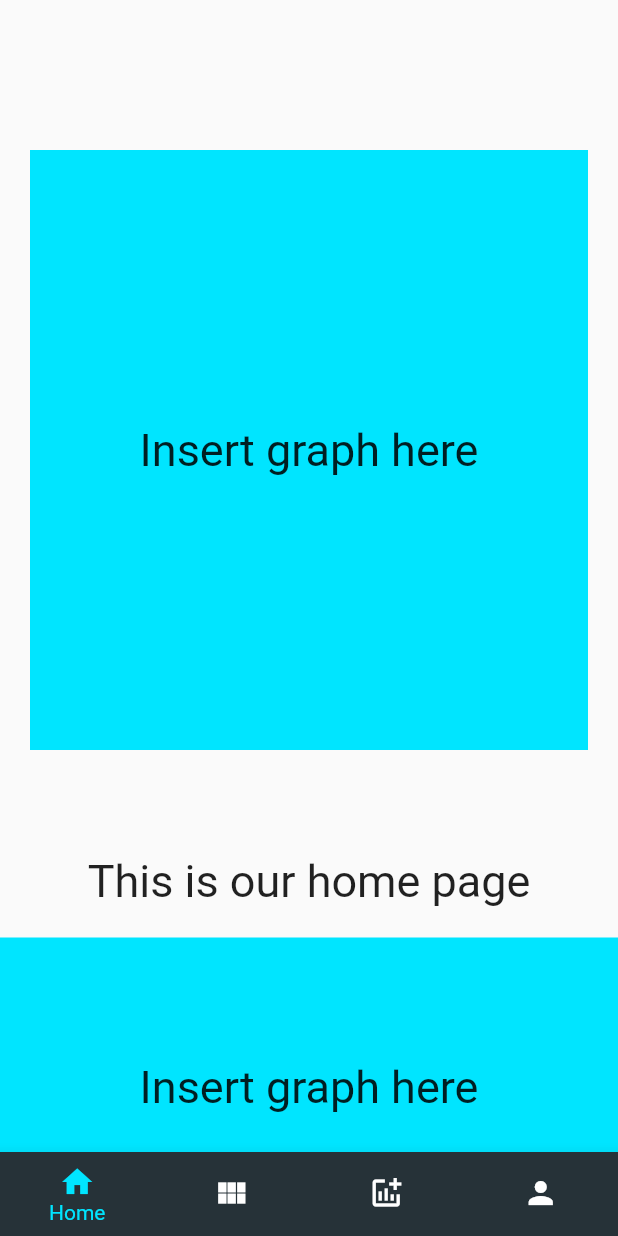
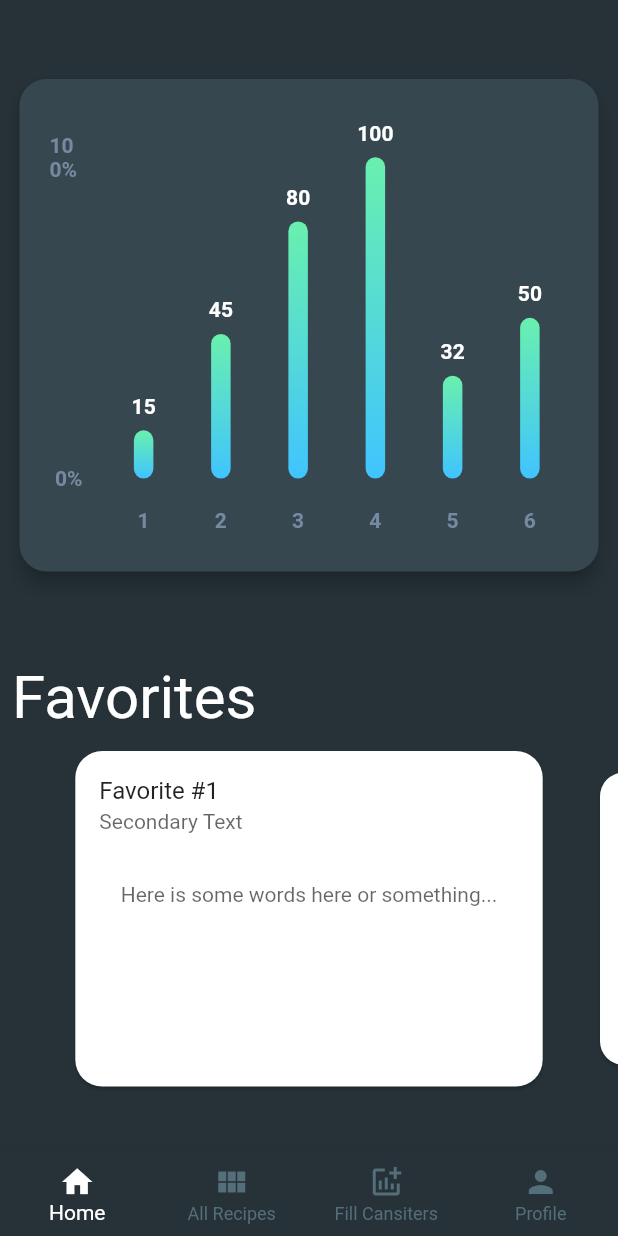
Before and after one commit to IanKirkham/BlenderHut, a Flutter app: the screen it shows after launch, on a phone screen of 412 x 824 dp. Run offline on Flutter 3.47's test engine with Material 2 defaults, Android fonts, the phone set to English and light mode, and no system bars; drawn by our look-alikes of carousel_slider, fl_chart.

Commit message:
Added rough implementation for Home screen

```diff
--- a/lib/screens/app.dart
+++ b/lib/main.dart
@@ -1,8 +1,12 @@
 import 'package:flutter/material.dart';
-import 'home/home.dart';
-import 'recipes/recipes.dart';
-import 'fill/fill.dart';
-import 'profile/profile.dart';
+import 'screens/home/home.dart';
+import 'screens/recipes/recipes.dart';
+import 'screens/fill/fill.dart';
+import 'screens/profile/profile.dart';
+
+void main() {
+  runApp(App());
+}
 
 class App extends StatefulWidget {
   @override
@@ -18,11 +22,24 @@ class _AppState extends State<App> {
     Profile(),
   ];
 
+  PageController pageController = PageController(
+    initialPage: 0,
+    keepPage: true,
+  );
+
   @override
   Widget build(BuildContext context) {
     return MaterialApp(
       home: Scaffold(
-        body: tabs[_currentIndex],
+        body: PageView(
+          controller: pageController,
+          onPageChanged: (index) {
+            setState(() {
+              _currentIndex = index;
+            });
+          },
+          children: tabs,
+        ),
         bottomNavigationBar: BottomNavigationBar(
             currentIndex: _currentIndex,
             items: [
@@ -46,6 +63,9 @@ class _AppState extends State<App> {
             onTap: (index) {
               setState(() {
                 _currentIndex = index;
+                //pageController.animateToPage(index,
+                //duration: Duration(milliseconds: 500), curve: Curves.ease);
+                pageController.jumpToPage(index);
               });
             }),
       ),
@@ -55,11 +75,12 @@ class _AppState extends State<App> {
 
   ThemeData _theme() {
     return ThemeData(
+      scaffoldBackgroundColor: Colors.blueGrey[900],
       bottomNavigationBarTheme: BottomNavigationBarThemeData(
         backgroundColor: Colors.blueGrey[900],
-        selectedItemColor: Colors.cyanAccent[400],
-        unselectedItemColor: Colors.white,
-        showUnselectedLabels: false,
+        selectedItemColor: Colors.white,
+        unselectedItemColor: Colors.blueGrey[600],
+        showUnselectedLabels: true,
         type: BottomNavigationBarType.fixed,
       ),
     );
--- a/lib/screens/fill/fill.dart
+++ b/lib/screens/fill/fill.dart
@@ -1,3 +1,4 @@
+import 'package:blenderapp/widgets/canisterGraph.dart';
 import 'package:flutter/material.dart';
 
 class Fill extends StatefulWidget {
@@ -9,7 +10,7 @@ class _FillState extends State<Fill> {
   @override
   Widget build(BuildContext context) {
     return Center(
-      child: Text('This is our fill page', style: TextStyle(fontSize: 20)),
+      child: CanisterGraph(),
     );
   }
 }
--- a/lib/screens/home/home.dart
+++ b/lib/screens/home/home.dart
@@ -1,3 +1,5 @@
+import 'package:blenderapp/widgets/canisterGraph.dart';
+import 'package:carousel_slider/carousel_slider.dart';
 import 'package:flutter/material.dart';
 
 class Home extends StatefulWidget {
@@ -10,36 +12,80 @@ class _HomeState extends State<Home> {
   Widget build(BuildContext context) {
     return Container(
       child: Scaffold(
-        body: Column(
-          mainAxisAlignment: MainAxisAlignment.start,
+        body: SafeArea(
+          child: Column(
+            mainAxisAlignment: MainAxisAlignment.spaceEvenly,
+            crossAxisAlignment: CrossAxisAlignment.start,
+            children: [
+              CanisterGraph(),
+              Column(
+                crossAxisAlignment: CrossAxisAlignment.start,
                 children: [
                   Padding(
-              padding: const EdgeInsets.fromLTRB(20, 100, 20, 50),
-              child: Container(
-                height: 400,
-                width: double.infinity,
-                color: Colors.cyanAccent[400],
-                child: Center(
-                    child: Text("Insert graph here",
-                        style: TextStyle(fontSize: 30))),
+                    padding: const EdgeInsets.all(8.0),
+                    child: Text(
+                      "Favorites",
+                      style: TextStyle(
+                        fontSize: 40,
+                        color: Colors.white,
                       ),
                     ),
-            Padding(
-              padding: const EdgeInsets.all(20),
-              child:
-                  Text("This is our home page", style: TextStyle(fontSize: 30)),
                   ),
-            Container(
-              height: 200,
-              width: double.infinity,
-              color: Colors.cyanAccent[400],
-              child: Center(
-                  child: Text("Insert graph here",
-                      style: TextStyle(fontSize: 30))),
+                  CarouselSlider(
+                    options: CarouselOptions(
+                      viewportFraction: 0.8,
+                      enlargeCenterPage: true,
+                      initialPage: 0,
+                      pageViewKey: PageStorageKey<String>('carousel_slider'),
+                      enableInfiniteScroll: false,
+                    ),
+                    items: getFavorites(),
                   ),
                 ],
+              ),
+            ],
+          ),
         ),
       ),
     );
   }
 }
+
+// TODO: make this dynamic by getting recipe objects from API, list of Recipe view widgets?
+List<Widget> getFavorites() {
+  List<Widget> list = [];
+
+  for (int i = 0; i < 5; i++) {
+    list.add(
+      Container(
+        margin: EdgeInsets.symmetric(horizontal: 5.0),
+        child: Card(
+          shape:
+              RoundedRectangleBorder(borderRadius: BorderRadius.circular(18)),
+          color: Colors.white,
+          clipBehavior: Clip.antiAlias,
+          child: Column(
+            children: [
+              ListTile(
+                title: Text('Favorite #' + (i + 1).toString()),
+                subtitle: Text(
+                  'Secondary Text',
+                  style: TextStyle(color: Colors.black.withOpacity(0.6)),
+                ),
+              ),
+              Padding(
+                padding: const EdgeInsets.all(16.0),
+                child: Text(
+                  'Here is some words here or something...',
+                  style: TextStyle(color: Colors.black.withOpacity(0.6)),
+                ),
+              ),
+            ],
+          ),
+        ),
+      ),
+    );
+  }
+
+  return list;
+}
--- a/lib/screens/main.dart
+++ /dev/null
@@ -1,6 +0,0 @@
-import 'package:flutter/material.dart';
-import 'app.dart';
-
-void main() {
-  runApp(App());
-}
--- a/lib/screens/recipes/recipes.dart
+++ b/lib/screens/recipes/recipes.dart
@@ -6,10 +6,20 @@ class Recipes extends StatefulWidget {
 }
 
 class _RecipesState extends State<Recipes> {
+  var recipes = List<String>.generate(100, (i) => "Item $i");
+
   @override
   Widget build(BuildContext context) {
-    return Center(
-      child: Text('This is our recipes page', style: TextStyle(fontSize: 20)),
+    return ListView.builder(
+      itemCount: recipes.length,
+      itemBuilder: (context, index) {
+        return ListTile(
+          title: Text(
+            '${recipes[index]}',
+            style: TextStyle(color: Colors.white),
+          ),
+        );
+      },
     );
   }
 }
--- /dev/null
+++ b/lib/widgets/canisterGraph.dart
@@ -0,0 +1,171 @@
+import 'package:flutter/material.dart';
+import 'package:fl_chart/fl_chart.dart';
+
+class CanisterGraph extends StatefulWidget {
+  @override
+  _CanisterGraphState createState() => _CanisterGraphState();
+}
+
+class _CanisterGraphState extends State<CanisterGraph> {
+  @override
+  Widget build(BuildContext context) {
+    return Container(
+      width: double.infinity,
+      child: Card(
+        elevation: 5,
+        margin: EdgeInsets.all(13),
+        shape: RoundedRectangleBorder(borderRadius: BorderRadius.circular(18)),
+        color: Colors.blueGrey[800],
+        child: Padding(
+          padding: const EdgeInsets.all(20.0),
+          child: BarChart(
+            BarChartData(
+              alignment: BarChartAlignment.spaceAround,
+              maxY: 115,
+              barTouchData: BarTouchData(
+                enabled: true,
+                touchTooltipData: BarTouchTooltipData(
+                  tooltipBgColor: Colors.transparent,
+                  tooltipPadding: const EdgeInsets.all(0),
+                  tooltipBottomMargin: 8,
+                  getTooltipItem: (
+                    BarChartGroupData group,
+                    int groupIndex,
+                    BarChartRodData rod,
+                    int rodIndex,
+                  ) {
+                    return BarTooltipItem(
+                      rod.y.round().toString(),
+                      TextStyle(
+                        color: Colors.white,
+                        fontWeight: FontWeight.bold,
+                      ),
+                    );
+                  },
+                ),
+              ),
+              titlesData: FlTitlesData(
+                show: true,
+                bottomTitles: SideTitles(
+                  showTitles: true,
+                  getTextStyles: (value) => const TextStyle(
+                      color: Color(0xff7589a2),
+                      fontWeight: FontWeight.bold,
+                      fontSize: 14),
+                  margin: 20,
+                ),
+                leftTitles: SideTitles(
+                  showTitles: true,
+                  getTextStyles: (value) => const TextStyle(
+                      color: Color(0xff7589a2),
+                      fontWeight: FontWeight.bold,
+                      fontSize: 14),
+                  margin: 15,
+                  getTitles: (value) {
+                    if (value == 0) {
+                      return '0%';
+                    } else if (value == 50) {
+                      return '50%';
+                    } else if (value == 100) {
+                      return '100%';
+                    } else {
+                      return '';
+                    }
+                  },
+                ),
+              ),
+              axisTitleData: FlAxisTitleData(
+                show: true,
+                bottomTitle: AxisTitle(
+                  showTitle: true,
+                  titleText: "Canisters",
+                  textStyle: TextStyle(
+                    color: Color(0xff7589a2),
+                    fontWeight: FontWeight.bold,
+                    fontSize: 14,
+                  ),
+                ),
+              ),
+              borderData: FlBorderData(
+                show: false,
+              ),
+              barGroups: getGraphData(),
+            ),
+          ),
+        ),
+      ),
+    );
+  }
+
+  //TODO: make this method dynamic with data from backend
+  List<BarChartGroupData> getGraphData() {
+    return [
+      BarChartGroupData(
+        x: 1,
+        barRods: [
+          BarChartRodData(
+            y: 15,
+            colors: [Colors.lightBlueAccent, Colors.greenAccent],
+            width: 13,
+          ),
+        ],
+        showingTooltipIndicators: [0],
+      ),
+      BarChartGroupData(
+        x: 2,
+        barRods: [
+          BarChartRodData(
+            y: 45,
+            colors: [Colors.lightBlueAccent, Colors.greenAccent],
+            width: 13,
+          ),
+        ],
+        showingTooltipIndicators: [0],
+      ),
+      BarChartGroupData(
+        x: 3,
+        barRods: [
+          BarChartRodData(
+            y: 80,
+            colors: [Colors.lightBlueAccent, Colors.greenAccent],
+            width: 13,
+          ),
+        ],
+        showingTooltipIndicators: [0],
+      ),
+      BarChartGroupData(
+        x: 4,
+        barRods: [
+          BarChartRodData(
+            y: 100,
+            colors: [Colors.lightBlueAccent, Colors.greenAccent],
+            width: 13,
+          ),
+        ],
+        showingTooltipIndicators: [0],
+      ),
+      BarChartGroupData(
+        x: 5,
+        barRods: [
+          BarChartRodData(
+            y: 32,
+            colors: [Colors.lightBlueAccent, Colors.greenAccent],
+            width: 13,
+          ),
+        ],
+        showingTooltipIndicators: [0],
+      ),
+      BarChartGroupData(
+        x: 6,
+        barRods: [
+          BarChartRodData(
+            y: 50,
+            colors: [Colors.lightBlueAccent, Colors.greenAccent],
+            width: 13,
+          ),
+        ],
+        showingTooltipIndicators: [0],
+      ),
+    ];
+  }
+}
--- a/pubspec.yaml
+++ b/pubspec.yaml
@@ -23,6 +23,8 @@ environment:
 dependencies:
   flutter:
     sdk: flutter
+  fl_chart: ^0.12.1
+  carousel_slider: ^2.3.1
 
 
   # The following adds the Cupertino Icons font to your application.
```
Also changed, not shown: pubspec.lock. Lines whose indentation alone changed are shown as unchanged.
